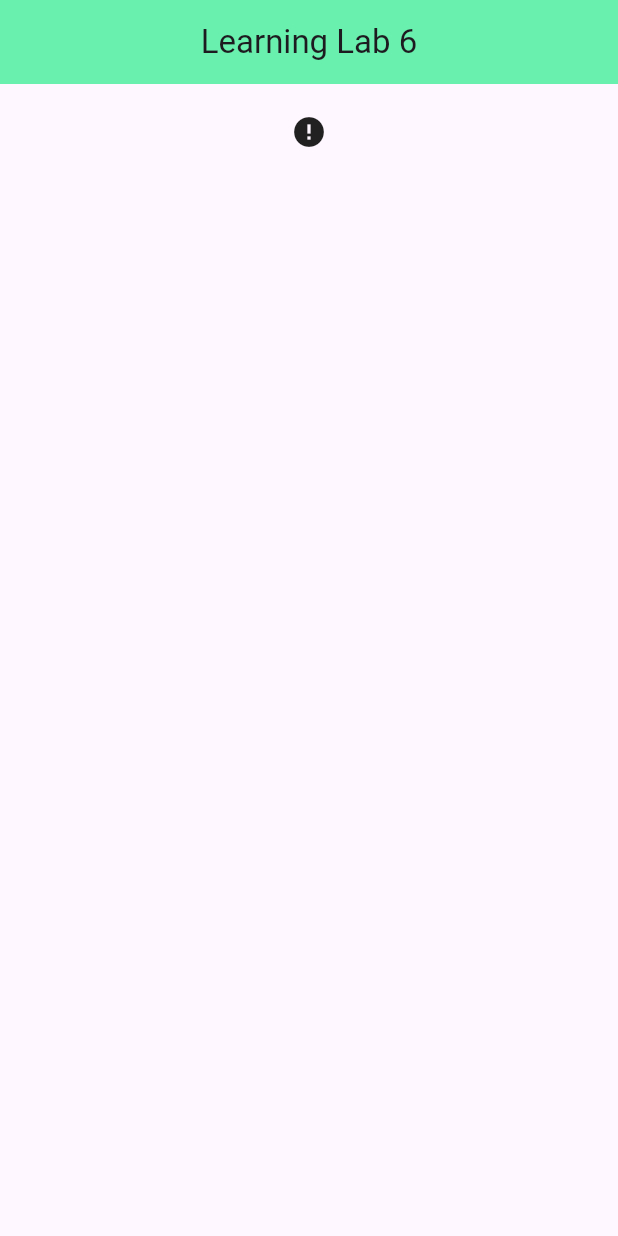
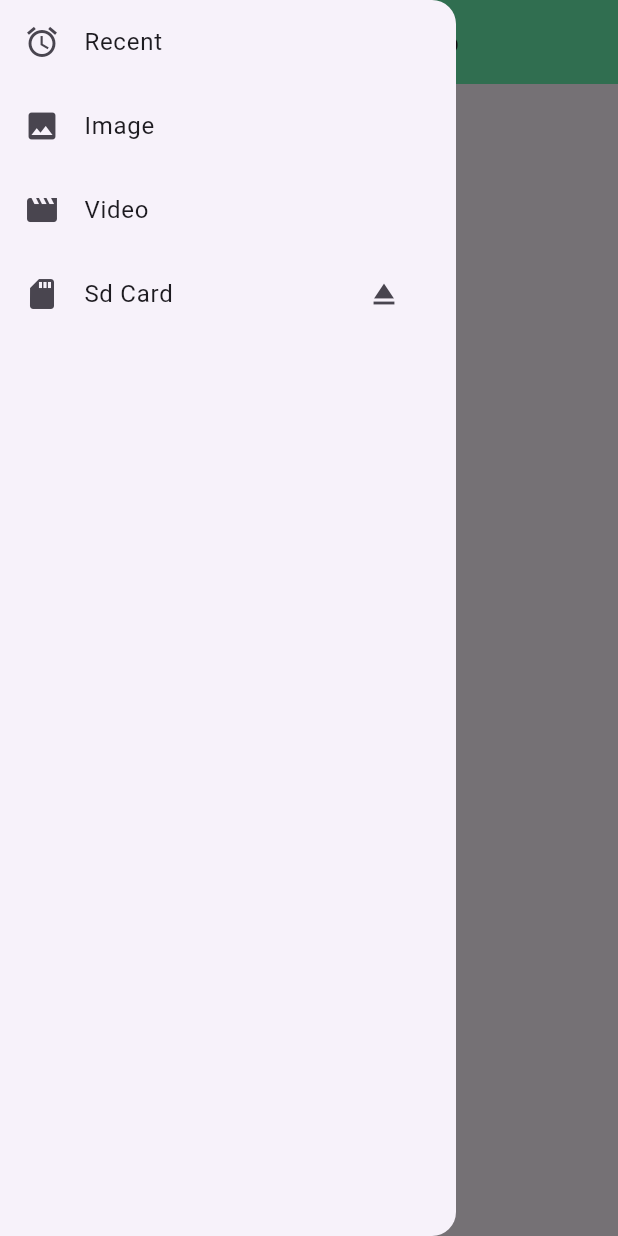
Before and after one commit to rostom17/lab_6, a Flutter app: the screen it shows after launch, with the side drawer open (before the commit the screen has no drawer), on a phone screen of 412 x 824 dp. Run offline on Flutter 3.47's test engine with Material 3 defaults, Android fonts, the phone set to English and light mode, and no system bars; drawn by our look-alikes of cached_network_image; network calls fail.

```diff
--- a/lib/view/home_page.dart
+++ b/lib/view/home_page.dart
@@ -15,6 +15,60 @@ class _HomePageState extends State<HomePage> {
       appBar: AppBar(
         backgroundColor: Colors.greenAccent,
         title: Center(child: Text("Learning Lab 6")),
+      ),
+      drawer: Drawer(
+        child: ListView(
+          children: [
+            ListTile(
+              title: Text("Recent"),
+              leading: Icon(Icons.alarm),
+              onTap: () {
+                ScaffoldMessenger.of(context).showSnackBar(
+                  SnackBar(
+                    content: Text("Hello World"),
+                  ),
+                );
+              },
+            ),
+            ListTile(
+              title: Text("Image"),
+              leading: Icon(Icons.image),
+              onTap: () {
+                ScaffoldMessenger.of(context).showSnackBar(
+                  SnackBar(
+                    content: Text("Hello Image "),
+                  ),
+                );
+              },
+            ),
+            ListTile(
+              title: Text("Video"),
+              leading: Icon(Icons.movie),
+              onTap: () {
+                ScaffoldMessenger.of(context).showSnackBar(
+                  SnackBar(
+                    content: Text("Hello Ripon Video"),
+                  ),
+                );
+              },
+            ),
+            ListTile(
+              title: Text("Sd Card"),
+              leading: Icon(Icons.sd_card),
+              trailing: IconButton(
+                onPressed: () {},
+                icon: Icon(Icons.eject),
+              ),
+              onTap: () {
+                ScaffoldMessenger.of(context).showSnackBar(
+                  SnackBar(
+                    content: Text("Open SD-card"),
+                  ),
+                );
+              },
+            ),
+          ],
+        ),
       ),
       body: ListView(
         children: [
```
